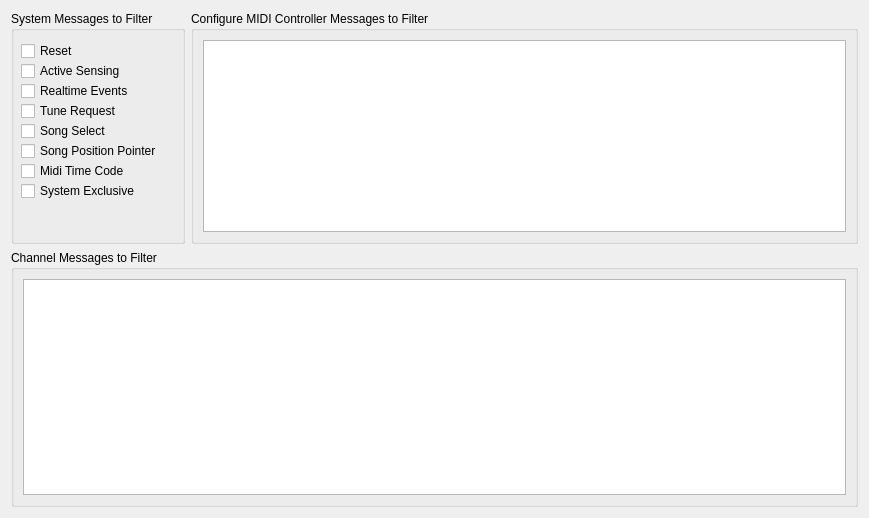
The window that src/widgets/portfiltersettingswidget.ui (dehnhardt/iconnconfig) describes before a commit, drawn with Qt 5.
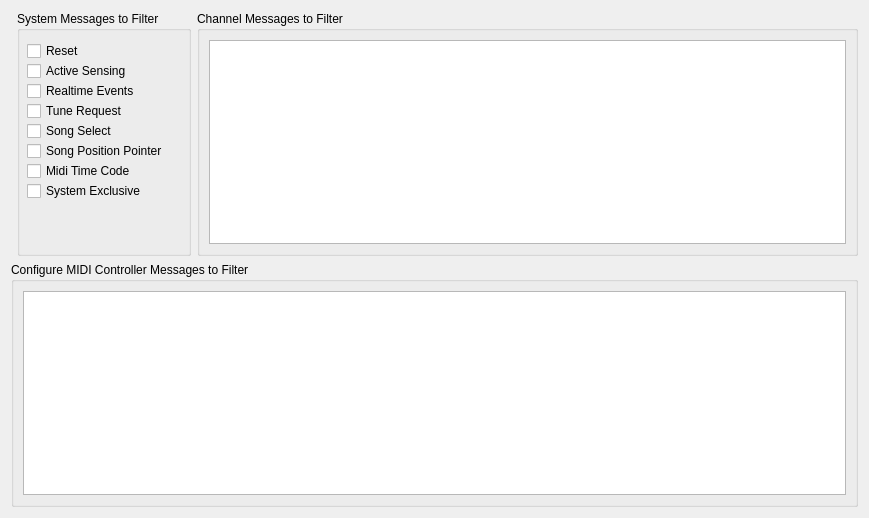
The same window after the commit.

Commit message: Delayed update for all filterdata implemented Handling of Controller DropDown optimized

Diff of the .ui file:
```diff
--- a/src/widgets/portfiltersettingswidget.ui
+++ b/src/widgets/portfiltersettingswidget.ui
@@ -14,35 +14,20 @@
    <string>Form</string>
   </property>
   <layout class="QGridLayout" name="gridLayout">
-   <item row="0" column="1">
-    <widget class="QGroupBox" name="m_pGrpMidiControllerFilter">
-     <property name="sizePolicy">
-      <sizepolicy hsizetype="Preferred" vsizetype="Preferred">
-       <horstretch>0</horstretch>
-       <verstretch>0</verstretch>
-      </sizepolicy>
-     </property>
-     <property name="title">
-      <string>Configure MIDI Controller Messages to Filter</string>
-     </property>
-     <layout class="QGridLayout" name="gridLayout_2">
-      <item row="0" column="0">
-       <widget class="QTableView" name="m_pTblMidiControllerFilter"/>
-      </item>
-     </layout>
-    </widget>
-   </item>
-   <item row="1" column="0" colspan="2">
+   <item row="0" column="2">
     <widget class="QGroupBox" name="m_pGrpMidiChannelMessageFilter">
      <property name="sizePolicy">
       <sizepolicy hsizetype="Preferred" vsizetype="Preferred">
        <horstretch>0</horstretch>
-       <verstretch>4</verstretch>
+       <verstretch>0</verstretch>
       </sizepolicy>
      </property>
      <property name="title">
       <string>Channel Messages to Filter</string>
      </property>
+     <property name="alignment">
+      <set>Qt::AlignLeading|Qt::AlignLeft|Qt::AlignTop</set>
+     </property>
      <layout class="QGridLayout" name="gridLayout_3">
       <item row="0" column="0">
        <widget class="QTableView" name="m_pTblMidiChannelMessageFilter"/>
@@ -50,10 +35,28 @@
      </layout>
     </widget>
    </item>
-   <item row="0" column="0">
+   <item row="1" column="0" colspan="3">
+    <widget class="QGroupBox" name="m_pGrpMidiControllerFilter">
+     <property name="sizePolicy">
+      <sizepolicy hsizetype="Preferred" vsizetype="Preferred">
+       <horstretch>0</horstretch>
+       <verstretch>0</verstretch>
+      </sizepolicy>
+     </property>
+     <property name="title">
+      <string>Configure MIDI Controller Messages to Filter</string>
+     </property>
+     <layout class="QGridLayout" name="gridLayout_2" columnstretch="0">
+      <item row="0" column="0">
+       <widget class="QTableView" name="m_pTblMidiControllerFilter"/>
+      </item>
+     </layout>
+    </widget>
+   </item>
+   <item row="0" column="1">
     <widget class="QGroupBox" name="grprMidiSystemMessagesFilter">
      <property name="sizePolicy">
-      <sizepolicy hsizetype="Fixed" vsizetype="Preferred">
+      <sizepolicy hsizetype="Preferred" vsizetype="Preferred">
        <horstretch>0</horstretch>
        <verstretch>0</verstretch>
       </sizepolicy>
@@ -61,19 +64,25 @@
      <property name="maximumSize">
       <size>
        <width>16777215</width>
-       <height>250</height>
+       <height>16777215</height>
       </size>
      </property>
      <property name="title">
       <string>System Messages to Filter </string>
      </property>
+     <property name="alignment">
+      <set>Qt::AlignLeading|Qt::AlignLeft|Qt::AlignTop</set>
+     </property>
+     <property name="checkable">
+      <bool>false</bool>
+     </property>
      <widget class="QWidget" name="verticalLayoutWidget">
       <property name="geometry">
        <rect>
         <x>10</x>
         <y>30</y>
-        <width>191</width>
-        <height>198</height>
+        <width>171</width>
+        <height>211</height>
        </rect>
       </property>
       <layout class="QVBoxLayout" name="verticalLayout">
```
The commit also changes 5 other files.
